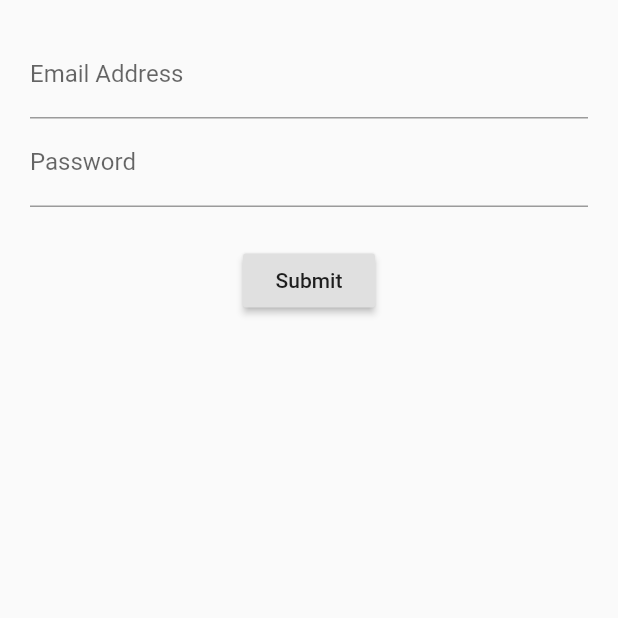
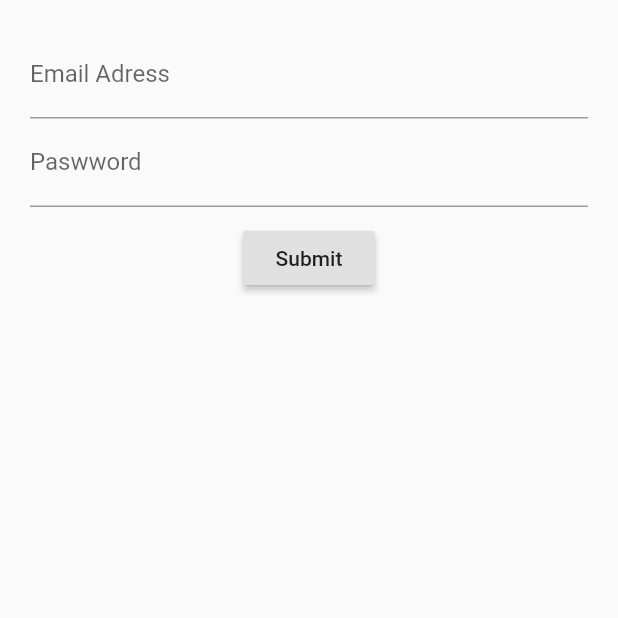
Before and after one commit to ianlikono/flutter-validations, a Flutter app: the screen it shows after launch, on a phone screen of 412 x 824 dp, the top half of it. Run offline on Flutter 3.47's test engine with Material 2 defaults, Android fonts, the phone set to English and light mode, and no system bars.

Commit message:
Global BLoC scope

```diff
--- /dev/null
+++ b/lib/src/BLoC/screens/login_screen.dart
@@ -0,0 +1,62 @@
+import 'package:flutter/material.dart';
+
+import '../blocs/bloc.dart';
+
+class LoginScreen extends StatelessWidget {
+  Widget _emailField() {
+    return StreamBuilder(
+      stream: bloc.email,
+      builder: (BuildContext context, snapshot) {
+        return TextField(
+          onChanged: bloc.changeEmail,
+          keyboardType: TextInputType.emailAddress,
+          decoration: InputDecoration(
+            hintText: 'john@doe.com',
+            labelText: 'Email Adress',
+            errorText: snapshot.error,
+          ),
+        );
+      },
+    );
+  }
+
+  Widget _paswwordField() {
+    return StreamBuilder(
+      stream: bloc.password,
+      builder: (BuildContext context, snapshot) {
+        return (TextField(
+          onChanged: bloc.changePassword,
+          obscureText: true,
+          decoration: InputDecoration(
+              hintText: 'Paswword',
+              labelText: 'Paswword',
+              errorText: snapshot.error),
+        ));
+      },
+    );
+  }
+
+  Widget _submitPassword() {
+    return RaisedButton(
+      child: Text('Submit'),
+      onPressed: () {},
+    );
+  }
+
+  @override
+  Widget build(BuildContext context) {
+    return Container(
+      margin: EdgeInsets.all(20.0),
+      child: Column(
+        children: <Widget>[
+          _emailField(),
+          _paswwordField(),
+          Container(
+            margin: EdgeInsets.only(top: 10.0),
+          ),
+          _submitPassword(),
+        ],
+      ),
+    );
+  }
+}
--- a/lib/src/app.dart
+++ b/lib/src/app.dart
@@ -1,6 +1,7 @@
 import 'package:flutter/material.dart';
 
-import './screens/login_screen.dart';
+import './BLoC/screens/login_screen.dart';
+// import './statefullwidgets/screens/login_screen.dart';
 
 class App extends StatelessWidget {
   @override
```
Also changed, not shown: lib/src/BLoC/blocs/bloc.dart (added, +23 -0 lines), lib/src/BLoC/blocs/validators.dart (added, +26 -0 lines), lib/src/statefullwidgets/mixins/validation_mixin.dart (renamed from lib/src/mixins/validation_mixin.dart), lib/src/statefullwidgets/screens/login_screen.dart (renamed from lib/src/screens/login_screen.dart).
